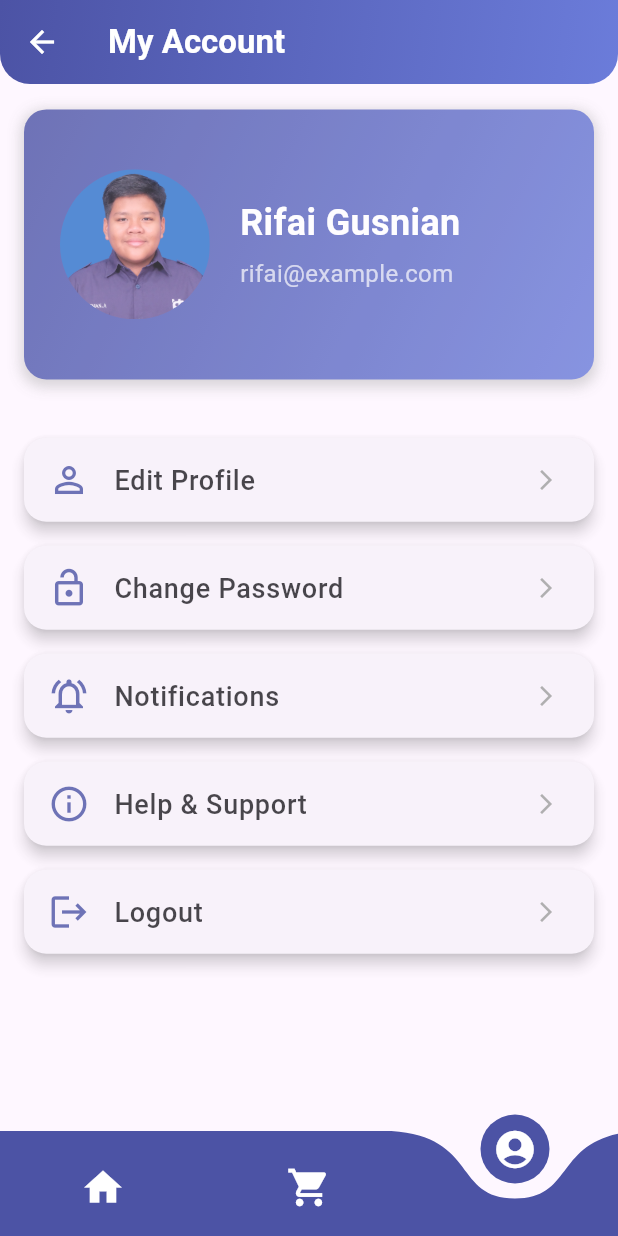
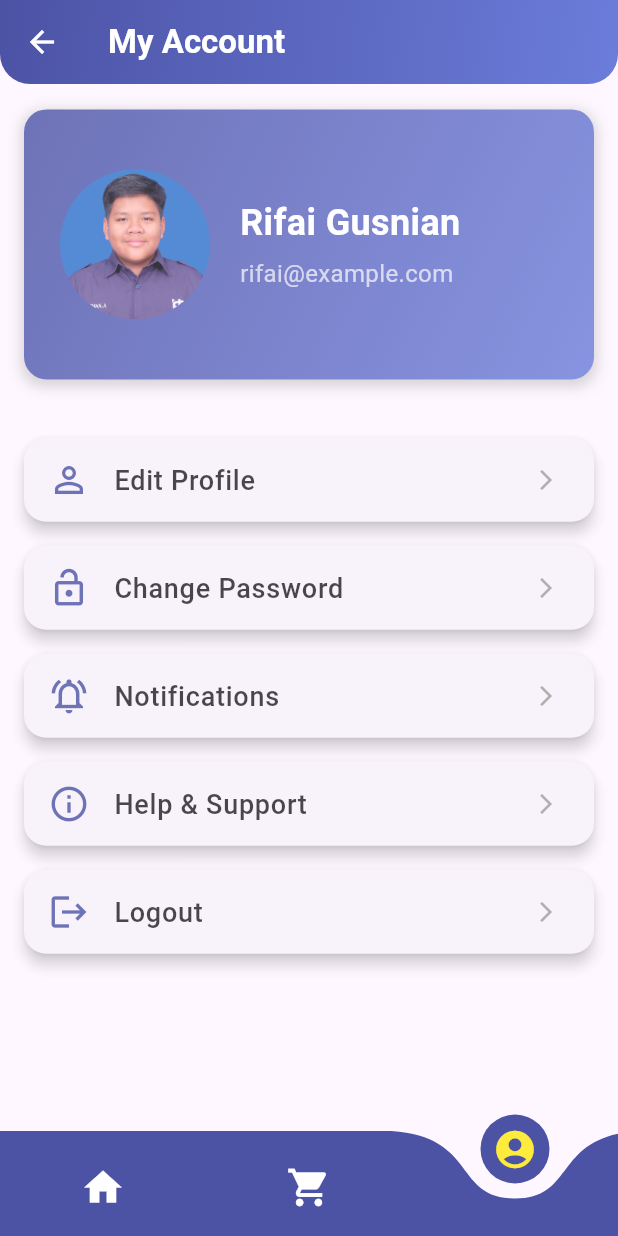
Before and after one commit to Rifai-Hub/UI-Ecommerce, a Flutter app: the HomePage screen opened by its route, swiped to page 3, on a phone screen of 412 x 824 dp. Run offline on Flutter 3.47's test engine with Material 3 defaults, Android fonts, the phone set to English and light mode, and no system bars; drawn by our look-alikes of curved_navigation_bar; our stand-ins replace badges.

Commit message:
Tugas Pengembangan BAB IV

```diff
--- a/lib/pages/home_page.dart
+++ b/lib/pages/home_page.dart
@@ -52,10 +52,23 @@ class _HomepageState extends State<HomePage> {
         // Mengatur warna navigation bar
         color: const Color(0XFF4C53A5),
         // Daftar ikon yang akan ditampilkan
-        items: const [
-          Icon(Icons.home, size: 30, color: Colors.white),
-          Icon(Icons.shopping_cart, size: 30, color: Colors.white),
-          Icon(Icons.account_circle_sharp, size: 30, color: Colors.white),
+        items: [
+          // 🔥 Changed: Tambahkan highlight pada ikon aktif dengan warna kuning
+          Icon(
+            Icons.home,
+            size: 30,
+            color: _currentIndex == 0 ? Colors.yellow : Colors.white,
+          ),
+          Icon(
+            Icons.shopping_cart,
+            size: 30,
+            color: _currentIndex == 1 ? Colors.yellow : Colors.white,
+          ),
+          Icon(
+            Icons.account_circle_sharp,
+            size: 30,
+            color: _currentIndex == 2 ? Colors.yellow : Colors.white,
+          ),
         ],
         // Mengatur indeks ikon yang aktif
         index: _currentIndex,
@@ -107,12 +120,18 @@ class HomePageContent extends StatelessWidget {
                 ),
                 child: const Row(
                   children: [
+                    // 🔥 Changed: Tambahkan ikon pencarian di sebelah kiri agar lebih intuitif
+                    Icon(
+                      Icons.search,
+                      size: 25,
+                      color: Color(0XFF4C53A5),
+                    ),
+                    SizedBox(width: 10),
                     Expanded(
                       child: TextField(
                         decoration: InputDecoration(
                           border: InputBorder.none,
                           hintText: 'Search here...',
-                          icon: Icon(Icons.search),
                         ),
                       ),
                     ),
@@ -143,13 +162,24 @@ class HomePageContent extends StatelessWidget {
               Container(
                 alignment: Alignment.centerLeft,
                 margin: const EdgeInsets.symmetric(vertical: 20, horizontal: 10),
-                child: const Text(
+                child: const Row(
+                  children: [
+                    // 🔥 Changed: Tambahkan ikon filter di samping teks "Best Selling"
+                    Text(
                       'Best Selling',
                       style: TextStyle(
                         fontSize: 25,
                         fontWeight: FontWeight.bold,
                         color: Color(0XFF4C53A5),
                       ),
+                    ),
+                    SizedBox(width: 8),
+                    Icon(
+                      Icons.filter_list,
+                      color: Color(0XFF4C53A5),
+                      size: 28,
+                    ),
+                  ],
                 ),
               ),
               // Widget untuk menampilkan daftar produk
```
Also changed, not shown: lib/widgets/home/items_widget.dart (+8 -4 lines). Lines whose indentation alone changed are shown as unchanged.
